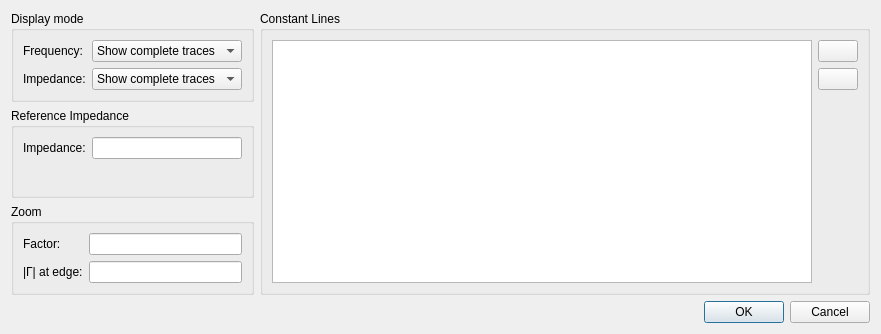
First picture: the form in Software/PC_Application/Traces/smithchartdialog.ui, repository jankae/LibreVNA, before the edit.
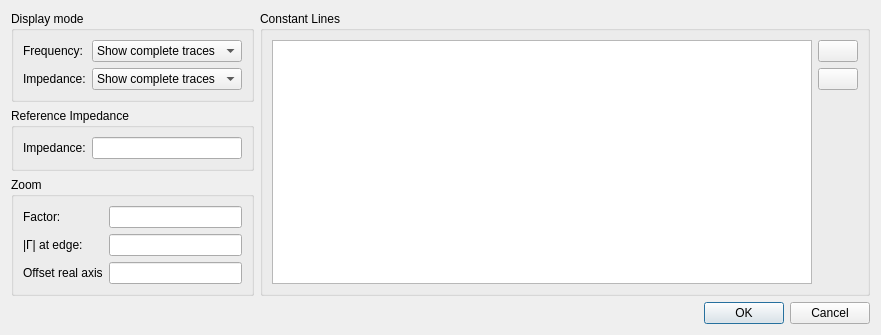
Second picture: the form after the edit. Icons and pictures are not drawn. Custom widgets are drawn as their Qt base class.

Commit message: widgets/charts: implement base polar chart class

What changed in the file:
```diff
--- a/Software/PC_Application/Traces/smithchartdialog.ui
+++ b/Software/PC_Application/Traces/smithchartdialog.ui
@@ -117,6 +117,16 @@
           <item row="1" column="1">
            <widget class="SIUnitEdit" name="zoomReflection"/>
           </item>
+          <item row="2" column="0">
+           <widget class="QLabel" name="label_6">
+            <property name="text">
+             <string>Offset real axis</string>
+            </property>
+           </widget>
+          </item>
+          <item row="2" column="1">
+           <widget class="SIUnitEdit" name="offsetRealAxis"/>
+          </item>
          </layout>
         </widget>
        </item>
```
The commit also changes 7 other files.
